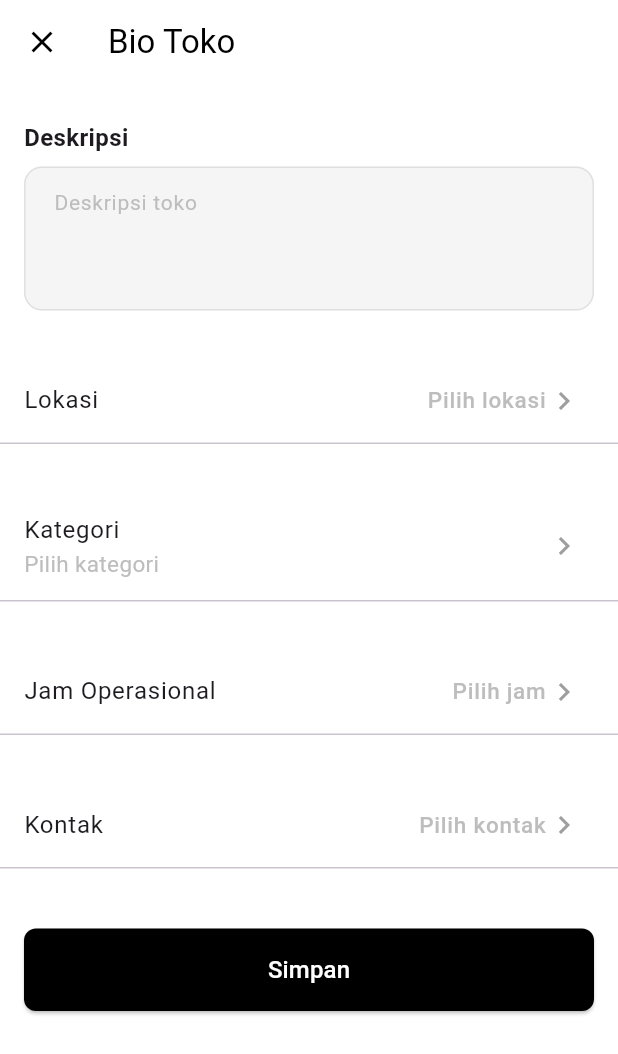
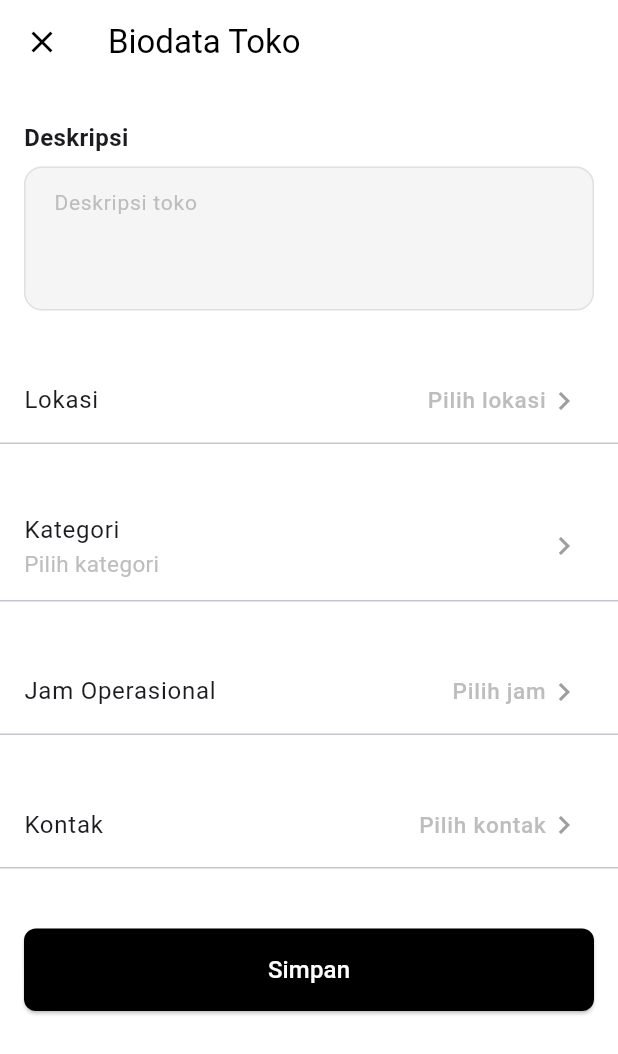
Before and after one commit to tungtungtungtungtungtungsahur/mobile-abp, a Flutter app: the TentangToko screen opened directly, on a phone screen of 412 x 824 dp. Shown: the top 1054 px of the screen. Run offline on Flutter 3.47's test engine with Material 3 defaults, Android fonts, the light colour scheme and no system bars; our stand-ins replace cloud_firestore, firebase_auth, firebase_core, image_picker; accounts and stored records are empty; network calls fail; Roboto replaces fonts that are missing (Poppins).

Commit message:
cuma ganti Bio Data Toko jadi Biodata Toko

```diff
--- a/lib/profile.dart
+++ b/lib/profile.dart
@@ -158,7 +158,7 @@ class _ProfilePageState extends State<ProfilePage> {
                 },
               ),
               _buildMenuItem(
-                'Bio Data Toko',
+                'Biodata Toko',
                  Icons.description,
                  onTap: () {
                   Navigator.push(
--- a/lib/tentangToko.dart
+++ b/lib/tentangToko.dart
@@ -252,7 +252,7 @@ class _TentangTokoState extends State<TentangToko> {
           icon: const Icon(Icons.close, color: Colors.black),
           onPressed: () => Navigator.pop(context),
         ),
-        title: const Text('Bio Toko', style: TextStyle(color: Colors.black)),
+        title: const Text('Biodata Toko', style: TextStyle(color: Colors.black)),
       ),
       body: _isLoading
           ? const Center(child: CircularProgressIndicator())
```
